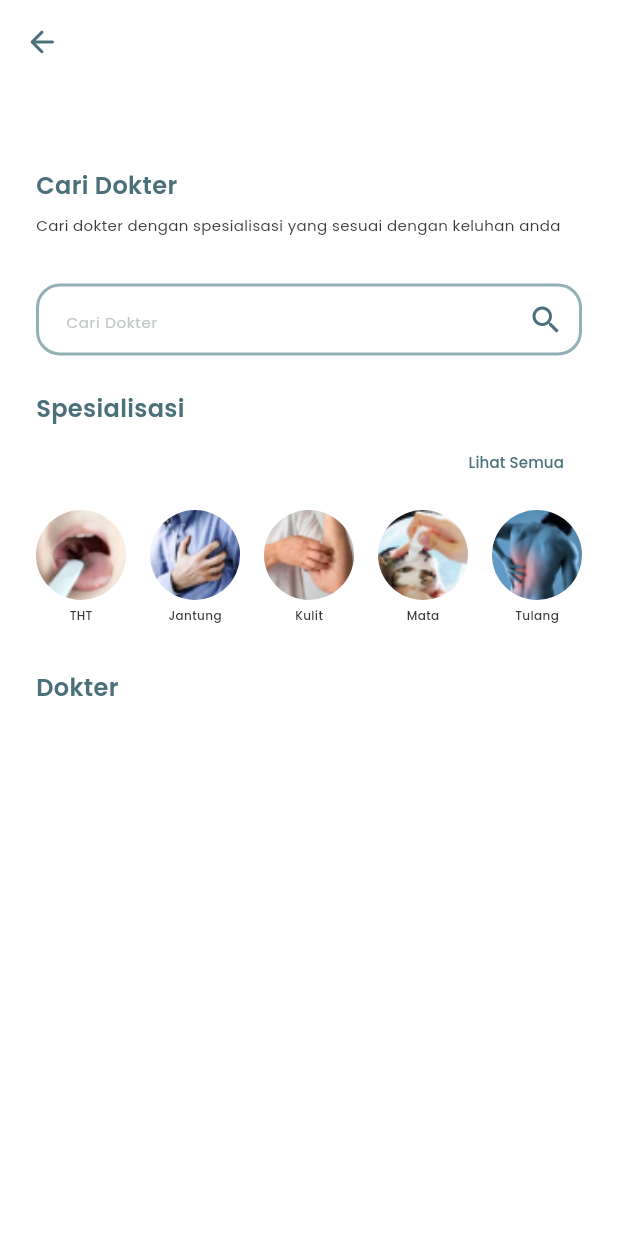
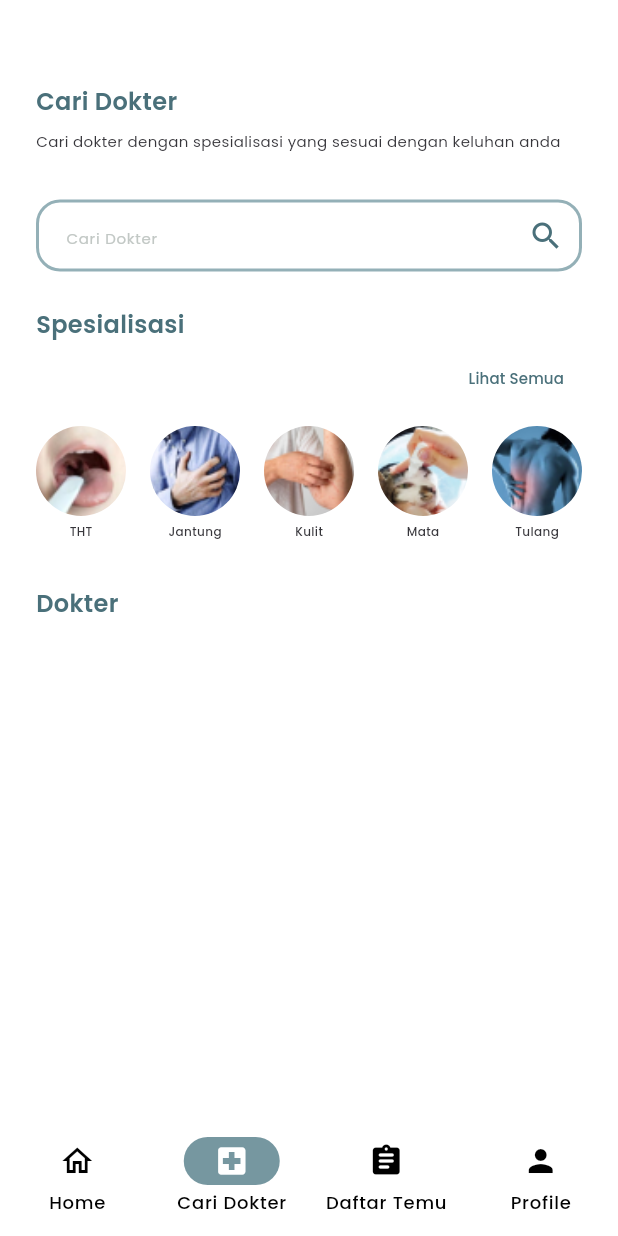
Before and after one commit to FRQNC/sehatyuk, a Flutter app: the RoutePage screen opened directly, after a tap on "Buat Janji", on a phone screen of 412 x 824 dp. Run offline on Flutter 3.47's test engine with Material 3 defaults, Android fonts, the phone set to English and light mode, and no system bars; our stand-ins replace cached_network_image, carousel_slider, file_picker, shared_preferences, smooth_page_indicator; accounts and stored records are empty; network calls fail.

Commit message:
fixed cari dokter and jadwal temu routing

```diff
--- a/lib/cari_dokter.dart
+++ b/lib/cari_dokter.dart
@@ -50,21 +50,21 @@ class _CariDokterPageState extends State<CariDokterPage> {
     }
 
     return Scaffold(
-      appBar: AppBar(
-        backgroundColor: Colors.white,
-        leading: GestureDetector(
-          onTap: (){
-            Navigator.pop(
-              context,
-              MaterialPageRoute(builder: (context) => HomePage()),
-            );
-          },
-          child: Icon(
-            Icons.arrow_back_rounded,
-            color: Theme.of(context).colorScheme.primary,
-          ),
-        ),
-      ),
+      // appBar: AppBar(
+      //   backgroundColor: Colors.white,
+      //   leading: GestureDetector(
+      //     onTap: (){
+      //       Navigator.pop(
+      //         context,
+      //         MaterialPageRoute(builder: (context) => HomePage()),
+      //       );
+      //     },
+      //     child: Icon(
+      //       Icons.arrow_back_rounded,
+      //       color: Theme.of(context).colorScheme.primary,
+      //     ),
+      //   ),
+      // ),
       backgroundColor: Colors.white,
       body: SingleChildScrollView(
         child: Padding(
--- a/lib/homepage.dart
+++ b/lib/homepage.dart
@@ -8,7 +8,9 @@ import 'package:sehatyuk/informasiobat.dart';
 import 'package:sehatyuk/jadwaltemu.dart';
 import 'package:sehatyuk/kosong.dart';
 import 'package:sehatyuk/med_reminder.dart';
+import 'package:sehatyuk/providers/route_provider.dart';
 import 'package:sehatyuk/providers/user_provider.dart';
+import 'package:sehatyuk/route.dart';
 // import 'package:sehatyuk/jadwaltemu.dart';
 import 'package:smooth_page_indicator/smooth_page_indicator.dart';
 import 'package:sehatyuk/cari_dokter.dart';
@@ -206,7 +208,7 @@ class _HomePageState extends State<HomePage> {
   ];
 
   final List<Widget> pages1 = [
-    CariDokterPage(),
+    RoutePage(),
     DaftarResumePage(),
     CariObatPage(),
     MedicationReminderPage(),
@@ -249,13 +251,7 @@ class _HomePageState extends State<HomePage> {
 
   @override
   Widget build(BuildContext context) {
-    // var user = context.watch<UserProvider>();
-
-    // if(user.userId == null && !fetched){
-    //   user.fetchData();
-    //   print(user.userId.toString()+"uuuuuuuuuuuuuuuu");
-    //   fetched = true;
-    // }
+    var route = context.watch<RouteProvider>();
 
     return Scaffold(
       backgroundColor: Colors.white,
@@ -282,12 +278,23 @@ class _HomePageState extends State<HomePage> {
                 String image = entry.value;
                 return GestureDetector(
                   onTap: () {
+                    if(entry.key == 0){
+                      route.pageIndex = 1;
+                      Navigator.pushReplacement(
+                        context,
+                        MaterialPageRoute(
+                          builder: (context) => pages1[entry.key],
+                        ),
+                      );
+                    }
+                    else{
                       Navigator.push(
                         context,
                         MaterialPageRoute(
                           builder: (context) => pages1[entry.key],
                         ),
                       );
+                    }
                   },
                   child: Padding(
                     padding: const EdgeInsets.symmetric(horizontal: 6.0),
--- a/lib/main.dart
+++ b/lib/main.dart
@@ -8,6 +8,7 @@ import 'package:sehatyuk/providers/doctor_provider.dart';
 import 'package:sehatyuk/providers/jadwal_dokter_provider.dart';
 import 'package:sehatyuk/providers/janji_temu_as_orang_lain_provider.dart';
 import 'package:sehatyuk/providers/obat_provider.dart';
+import 'package:sehatyuk/providers/route_provider.dart';
 import 'package:sehatyuk/providers/user_provider.dart';
 import 'package:sehatyuk/providers/relasi_provider.dart';
 import 'package:sehatyuk/providers/janji_temu_provider.dart';
@@ -32,6 +33,7 @@ void main() {
             ChangeNotifierProvider(create: (context) => PengingatMinumObatProvider()),
             ChangeNotifierProvider(create: (context) => JanjiTemuAsOrangLainProvider()),
             ChangeNotifierProvider(create: (context) => RekamMedisProvider()),
+            ChangeNotifierProvider(create: (context) => RouteProvider()),
           ],
           child: const MainApp(),
         ),
--- /dev/null
+++ b/lib/providers/route_provider.dart
@@ -0,0 +1,39 @@
+import 'package:flutter/material.dart';
+import 'package:sehatyuk/models/jadwal_dokter.dart';
+import 'dart:convert';
+import 'package:http/http.dart' as http;
+import 'package:sehatyuk/providers/endpoint.dart';
+
+class RouteProvider extends ChangeNotifier{
+  int _pageIndex = 0;
+  int get pageIndex => _pageIndex;
+
+  set pageIndex(int value) {
+    _pageIndex = value;
+    notifyListeners();
+  }
+
+  // Future<void> fetchData(String token) async {
+  //   try {
+  //     final url = Uri.parse('${Endpoint.url}get_jadwal_dokter/');
+  //     final response = await http.get(
+  //       url,
+  //       headers: {
+  //         'accept' : 'application/json',
+  //         'Authorization': 'Bearer $token',
+  //       }
+  //     );
+
+  //     if (response.statusCode == 200) {
+  //       final List<dynamic> responseData = json.decode(response.body);
+  //       _jadwalDokter = responseData.map((data) => JadwalDokter.fromJson(data)).toList();
+  //       notifyListeners();
+  //     } else {
+  //       throw Exception('Failed to load data');
+  //     }
+  //   } catch (error) {
+  //     print('Error: $error');
+  //     notifyListeners();
+  //   }
+  // }
+}
--- a/lib/route.dart
+++ b/lib/route.dart
@@ -5,6 +5,8 @@ import 'package:sehatyuk/cari_dokter.dart';
 import 'package:sehatyuk/cari_artikel.dart';
 import 'package:sehatyuk/jadwaltemu.dart';
 import 'package:sehatyuk/profile_page.dart';
+import 'package:sehatyuk/providers/route_provider.dart';
+import 'package:provider/provider.dart';
 
 class RoutePage extends StatefulWidget {
   const RoutePage({super.key});
@@ -21,21 +23,25 @@ class _RoutePageState extends State<RoutePage> {
     ProfilePage(),
   ];
 
-  int currentPageIndex = 0;
+  // int currentPageIndex = 0;
 
   @override
   Widget build(BuildContext context) {
+    var routeIdx = context.watch<RouteProvider>();
+    // currentPageIndex = context.watch<RouteProvider>().
     return Scaffold(
       backgroundColor: Colors.white,
-      body: _pages[currentPageIndex],
+      body: _pages[routeIdx.pageIndex],
+      // body: _pages[currentPageIndex],
       bottomNavigationBar: NavigationBar(
         onDestinationSelected: (int index) {
-          setState(() {
-            currentPageIndex = index;
-          });
+          routeIdx.pageIndex = index;
+          // setState(() {
+          //   currentPageIndex = index;
+          // });
         },
         indicatorColor: Color(0xFF7697A0),
-        selectedIndex: currentPageIndex,
+        selectedIndex: routeIdx.pageIndex,
         destinations: const <Widget>[
           NavigationDestination(
             selectedIcon: Icon(Icons.home),
```
Also changed, not shown: lib/DetailDokter.dart (+10 -1 lines), lib/jadwaltemu.dart (+18 -18 lines), lib/janji_orang_lain.dart (+11 -2 lines). Lines whose indentation alone changed are shown as unchanged.
